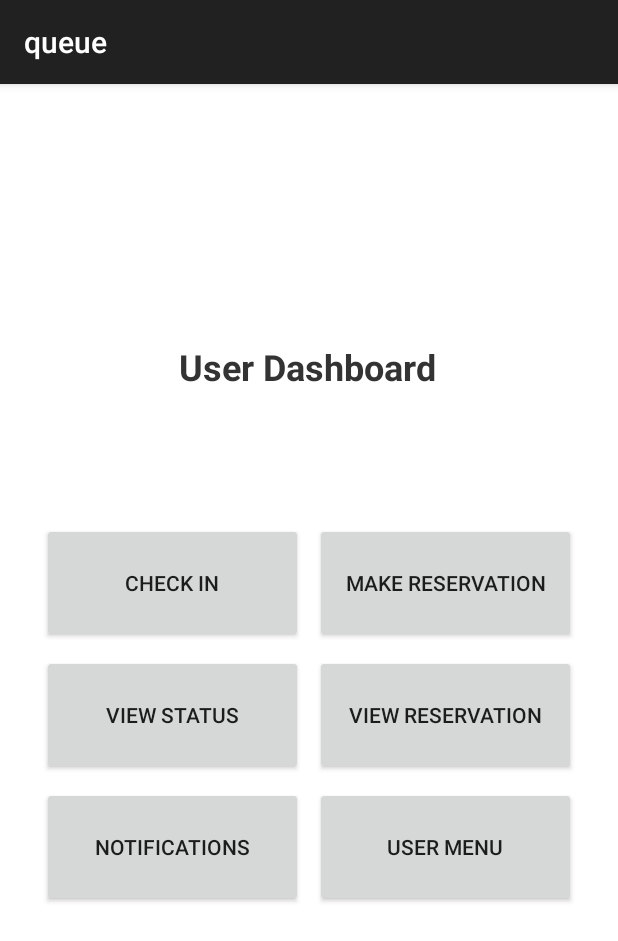
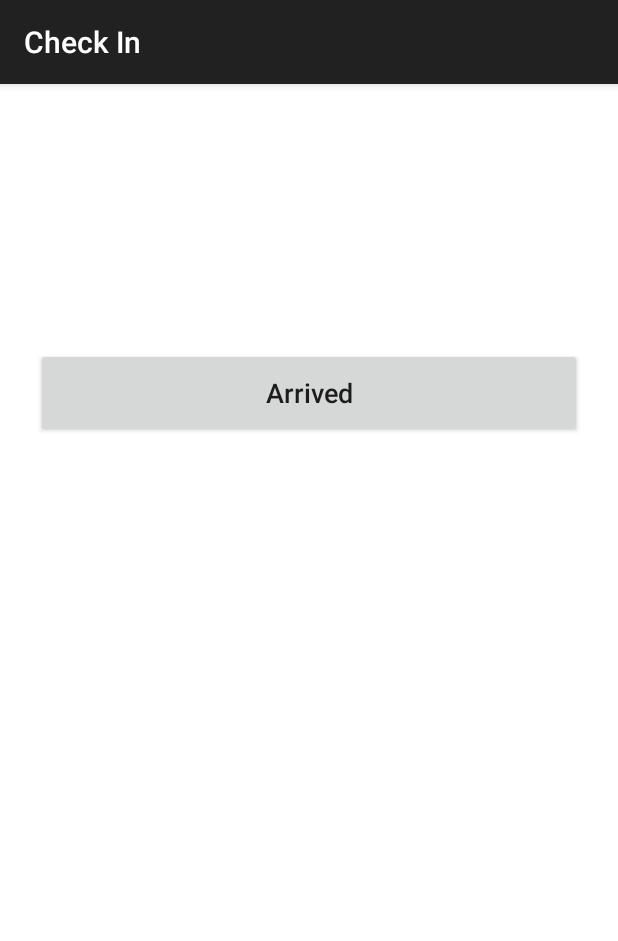
Before and after one commit to uta-sxk0000/Restaurant, an Android app built with Jetpack Compose: the MenuActivity screen opened directly, with no data from a screen before it, after a tap on "CHECK IN", on a phone screen of 412 x 824 dp. Shown: the top 941 px of the screen. Run offline under Robolectric (Android 15) with nearby library versions, the phone set to English and light mode, and no system bars.

Commit message:
Add Customer Check-In screen

```diff
--- a/app/src/main/AndroidManifest.xml
+++ b/app/src/main/AndroidManifest.xml
@@ -45,6 +45,10 @@
             android:name=".admin_queue"
             android:exported="true"
             android:theme="@style/Theme.AppCompat.Light.DarkActionBar" /><!-- admin queue activity -->
+        <activity
+            android:name=".CheckInActivity"
+            android:exported="false"
+            android:theme="@style/Theme.AppCompat.Light.DarkActionBar" />
     </application>
 
 </manifest>
--- /dev/null
+++ b/app/src/main/java/com/example/queue/CheckInActivity.kt
@@ -0,0 +1,20 @@
+package com.example.queue
+
+import android.os.Bundle
+import android.widget.Button
+import android.widget.Toast
+import androidx.appcompat.app.AppCompatActivity
+
+class CheckInActivity : AppCompatActivity() {
+
+    override fun onCreate(savedInstanceState: Bundle?) {
+        super.onCreate(savedInstanceState)
+        setContentView(R.layout.activity_check_in)
+        title = getString(R.string.check_in)
+
+        val btnArrived: Button = findViewById(R.id.btnArrived)
+        btnArrived.setOnClickListener {
+            Toast.makeText(this, "You're checked in. Please wait to be called.", Toast.LENGTH_SHORT).show()
+        }
+    }
+}
--- a/app/src/main/java/com/example/queue/MenuActivity.kt
+++ b/app/src/main/java/com/example/queue/MenuActivity.kt
@@ -21,8 +21,8 @@ class MenuActivity : AppCompatActivity() {
 
         // ====== Example click listeners ======
         btnCheckIn.setOnClickListener {
-            Toast.makeText(this, "Check In clicked", Toast.LENGTH_SHORT).show()
-            // TODO: Open CheckInActivity
+            val intent = Intent(this, CheckInActivity::class.java)
+            startActivity(intent)
         }
 
         btnMakeReservation.setOnClickListener {
--- /dev/null
+++ b/app/src/main/res/layout/activity_check_in.xml
@@ -0,0 +1,28 @@
+<?xml version="1.0" encoding="utf-8"?>
+<androidx.constraintlayout.widget.ConstraintLayout
+    xmlns:android="http://schemas.android.com/apk/res/android"
+    xmlns:app="http://schemas.android.com/apk/res-auto"
+    xmlns:tools="http://schemas.android.com/tools"
+    android:id="@+id/checkInRoot"
+    android:layout_width="match_parent"
+    android:layout_height="match_parent"
+    android:background="#FFFFFF"
+    android:paddingTop="?attr/actionBarSize"
+    tools:context=".CheckInActivity">
+
+    <Button
+        android:id="@+id/btnArrived"
+        android:layout_width="0dp"
+        android:layout_height="60dp"
+        android:text="@string/arrived"
+        android:textAllCaps="false"
+        android:textSize="18sp"
+        android:contentDescription="@string/arrived"
+        app:layout_constraintTop_toTopOf="parent"
+        app:layout_constraintStart_toStartOf="parent"
+        app:layout_constraintEnd_toEndOf="parent"
+        android:layout_marginStart="24dp"
+        android:layout_marginEnd="24dp"
+        android:layout_marginTop="120dp" />
+
+</androidx.constraintlayout.widget.ConstraintLayout>
--- a/app/src/main/res/values/strings.xml
+++ b/app/src/main/res/values/strings.xml
@@ -13,6 +13,7 @@
     <string name="view_reservation">View Reservation</string>
     <string name="notifications">Notifications</string>
     <string name="user_menu">User Menu</string>
+    <string name="arrived">Arrived</string>
 
 
 
```
